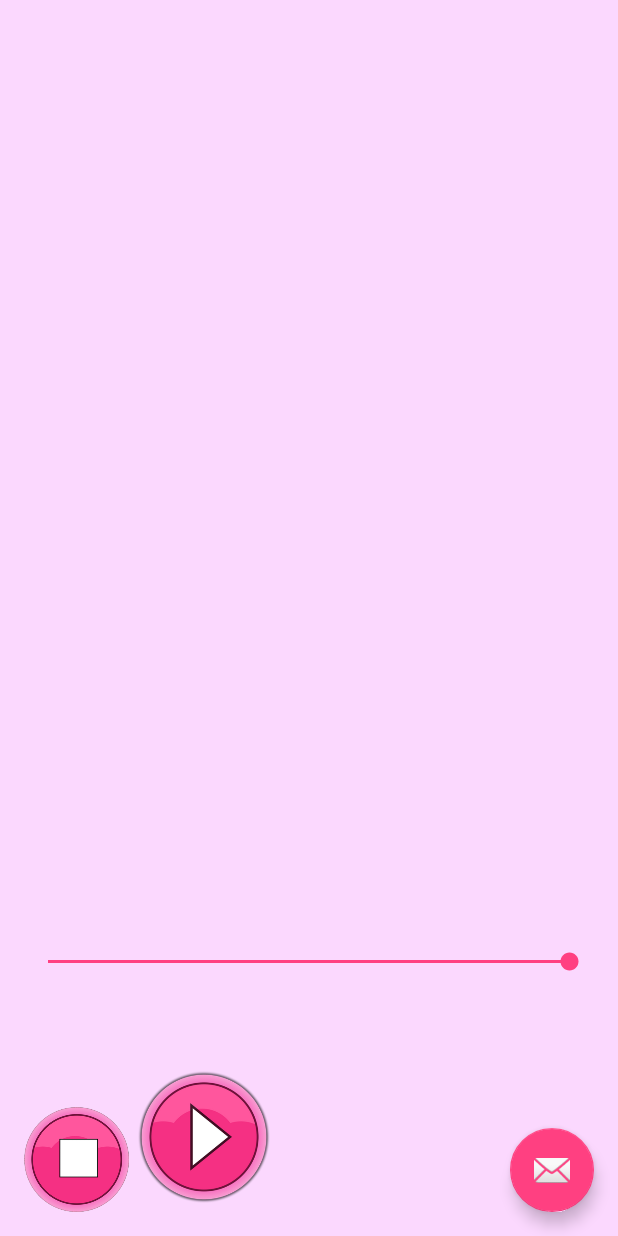
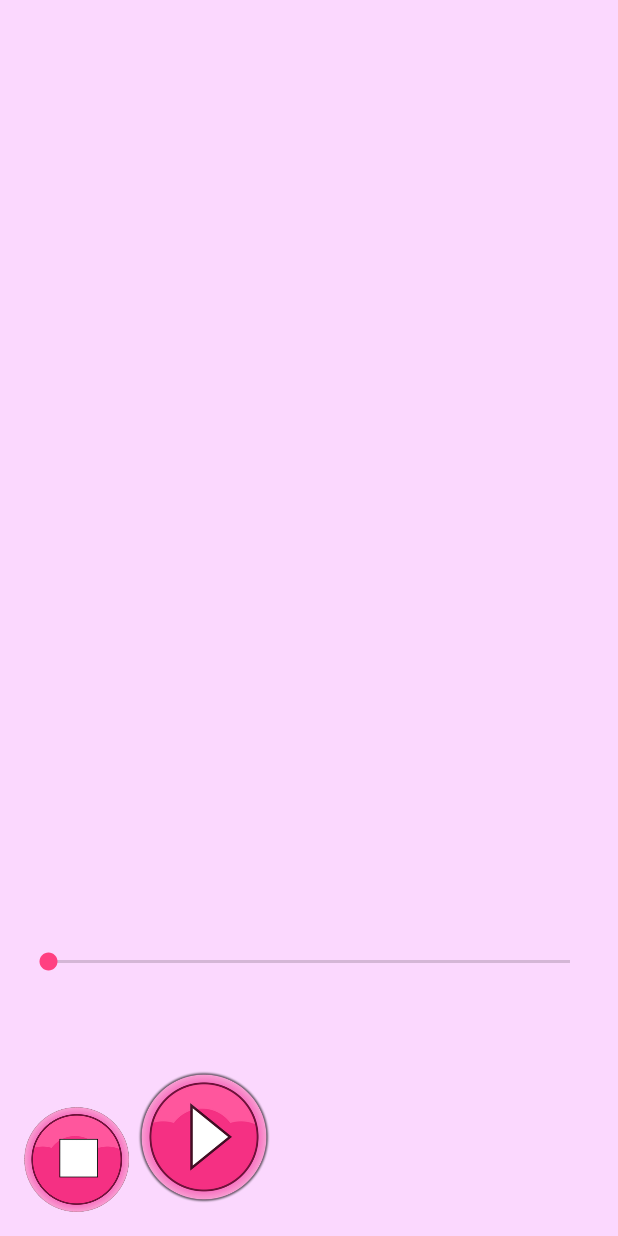
Before and after one commit to ruforavishnu/Cute-MP3-Player, an Android app: the screen it shows after launch (MediaPlayerActivity), after a tap on an icon or button, on a phone screen of 412 x 824 dp. Run offline under Robolectric (Android 15) with nearby library versions, the phone set to English and light mode, and no system bars.

Commit message:
fixed functionality after adding imagebuttons

```diff
--- a/app/src/main/java/com/efgh/cutemp3player/MediaPlayerActivity.java
+++ b/app/src/main/java/com/efgh/cutemp3player/MediaPlayerActivity.java
@@ -67,45 +67,52 @@ public class MediaPlayerActivity extends AppCompatActivity {
         seekBar.setOnSeekBarChangeListener(new SeekBar.OnSeekBarChangeListener() {
             @Override
             public void onProgressChanged(SeekBar seekBar, int progress, boolean fromUser) {
-                if (mPlayer != null) {
+
                     currentTime = progress;
-                    //currentTime = (int)(finalTime * progress)/100;
+
                     long currTime = TimeUnit.MILLISECONDS.toSeconds((int) currentTime);
-                    long duration = TimeUnit.MILLISECONDS.toSeconds((int) mPlayer.getDuration());
+                    long duration = TimeUnit.MILLISECONDS.toSeconds( mPlayer.getDuration());
 
-                    if (currTime == duration) {
+                    if (currTime == duration)
+                    {
                         playPauseButton.setImageResource(R.drawable.play);
 
                         mPlayer.seekTo(0);//TODO: here is the place you will be modifying for repeat-once/always
-                        mPlayer.stop();
+                        mPlayer.pause();
 
                     }
-                    //
-                    Log.i("Log", "progress:" + progress + ",currentTime:" + currentTime);
-                }
+
+                 //   Log.i("Log", "progress:" + progress + ",currentTime:" + currentTime);
+
             }
 
             @Override
             public void onStartTrackingTouch(SeekBar seekBar) {
 
-                if (mPlayer != null) {
-                    if (mPlayer.isPlaying()) {
-                        mPlayer.pause();
-                    }
+
+                if (mPlayer.isPlaying())
+                {
+                  //  mPlayer.pause();
                 }
+
             }
 
             @Override
-            public void onStopTrackingTouch(SeekBar seekBar) {
-                if (mPlayer != null) {
+            public void onStopTrackingTouch(SeekBar seekBar)
+            {
+
+
+
+
                     mPlayer.seekTo((int) currentTime);
-                    mPlayer.start();
-                }
+               //     mPlayer.start();
+                    Log.d("Log", "currentTime:"+currentTime);
             }
+
         });
 
         mVisualizerView = (VisualizerView)findViewById(R.id.myvisualizerview);
-        Log.d("Log", "oncreate executed, about to start initAudio()");
+
 
         initAudio();
 
@@ -115,12 +122,19 @@ public class MediaPlayerActivity extends AppCompatActivity {
     {
 
         mPlayer = MediaPlayer.create(MediaPlayerActivity.this, R.raw.song);
+
         mPlayer
                 .setOnCompletionListener(new MediaPlayer.OnCompletionListener() {
                     public void onCompletion(MediaPlayer mediaPlayer) {
                         mVisualizer.setEnabled(false);
                     }
                 });
+        finalTime = mPlayer.getDuration();
+
+        seekBar.setMax((int) finalTime);
+
+
+
         setVolumeControlStream(AudioManager.STREAM_MUSIC);
 
 
@@ -177,51 +191,27 @@ public class MediaPlayerActivity extends AppCompatActivity {
 
     public void playButton(View v)
     {
+        Log.d("Log","mPlayer.isPlaying():"+mPlayer.isPlaying());
         try
         {
-            if (mPlayer.isPlaying()==true) // play button changes to pause button
+
+            if (mPlayer.isPlaying()==true) // play/pause  button clicked when song is playing-->show play button and pause music
+            {
+                mPlayer.pause();// pausing the music
+                playPauseButton.setImageResource(R.drawable.play);// since song is paused show play button image
+                currentTime = mPlayer.getCurrentPosition();// remember the position where the music was paused
+
+
+            }
+            else if(mPlayer.isPlaying()==false)// play/pause button clicked when song is not playing--> show pause button and play music
             {
 
-                playPauseButton.setImageResource(R.drawable.pause);
+                //Log.d("Log","")
 
 
-
-                mPlayer.start();
-                mPlayerState = GlobalVariables.MediaPlayer.PLAYING;
-
-                currentTime = mPlayer.getCurrentPosition();
-                finalTime = mPlayer.getDuration();
-
-
-                seekBar.setProgress((int) currentTime);
-                myHandler.postDelayed(UpdateSongTime, 100);
-                Log.i("Log", "Play button clicked");
-
-                if (oneTimeOnly == 0)
-                {
-                    seekBar.setMax((int) finalTime);
-                    oneTimeOnly = 1;
-
-                }
-
-            }
-            else
-            {
-                if(mPlayer.isPlaying()==false)
-                {
-                    mPlayer.seekTo((int)currentTime);
-                    mPlayer.start();
-                    playPauseButton.setImageResource(R.drawable.pause);
-                }
-                else
-                {
-                    playPauseButton.setImageResource(R.drawable.play);
-                    mPlayer.pause();
-                    currentTime = mPlayer.getCurrentPosition();
-                    Log.i("Log", "pause button clicked at " + currentTime);
-                    mPlayerState = GlobalVariables.MediaPlayer.PAUSED;
-
-                }
+                mPlayer.start();// start playing music
+                playPauseButton.setImageResource(R.drawable.pause);//since song is playing show pause button image
+                myHandler.postDelayed(UpdateSongTime, 100);// use a Runnable Thread instance to run code every 100ms
 
 
             }
@@ -234,20 +224,19 @@ public class MediaPlayerActivity extends AppCompatActivity {
     }
 
 
-
     public void stopButton(View v)
     {
+        try {
+            playPauseButton.setImageResource(R.drawable.play);// since song is stopped show play button image
 
-        try {
+            seekBar.setProgress(0);
+            mPlayer.seekTo(0);
+
+            mPlayer.pause();// stop playing the music
 
 
-            if (mPlayer != null) {
-                seekBar.setProgress((int)mPlayer.getDuration());
-                mPlayer.stop();
-                mPlayer = null;
-                mPlayerState = GlobalVariables.MediaPlayer.STOPPED;
-                Log.i("Log", "Stop button clicked");
-            }
+
+
         }
         catch (Exception e)
         {
@@ -262,9 +251,13 @@ public class MediaPlayerActivity extends AppCompatActivity {
             @Override
             public void run () {
                 try {
-                    currentTime = mPlayer.getCurrentPosition();
-                    seekBar.setProgress((int) currentTime);
-                    myHandler.postDelayed(this, 100);
+                   // if(mPlayer.isPlaying()==true)
+                    {
+                        Log.i("Log", "runnable thread running");
+                        currentTime = mPlayer.getCurrentPosition();
+                        seekBar.setProgress((int) currentTime);
+                        myHandler.postDelayed(this, 100);
+                    }
                 }
                 catch (Exception e )
                 {
--- a/app/src/main/res/layout/activity_media_player.xml
+++ b/app/src/main/res/layout/activity_media_player.xml
@@ -16,12 +16,4 @@
 
     <include layout="@layout/content_media_player" />
 
-    <android.support.design.widget.FloatingActionButton
-        android:id="@+id/fab"
-        android:layout_width="wrap_content"
-        android:layout_height="wrap_content"
-        android:layout_gravity="bottom|end"
-        android:layout_margin="@dimen/fab_margin"
-        android:src="@android:drawable/ic_dialog_email" />
-
 </android.support.design.widget.CoordinatorLayout>
--- a/app/src/main/res/layout/content_media_player.xml
+++ b/app/src/main/res/layout/content_media_player.xml
@@ -15,8 +15,8 @@
 
     <com.efgh.cutemp3player.VisualizerView
         android:id="@+id/myvisualizerview"
-        android:layout_width="300dp"
-        android:layout_height="300dp" />
+        android:layout_width="fill_parent"
+        android:layout_height="100dp" />
 
     <SeekBar
         android:layout_width="match_parent"
```
